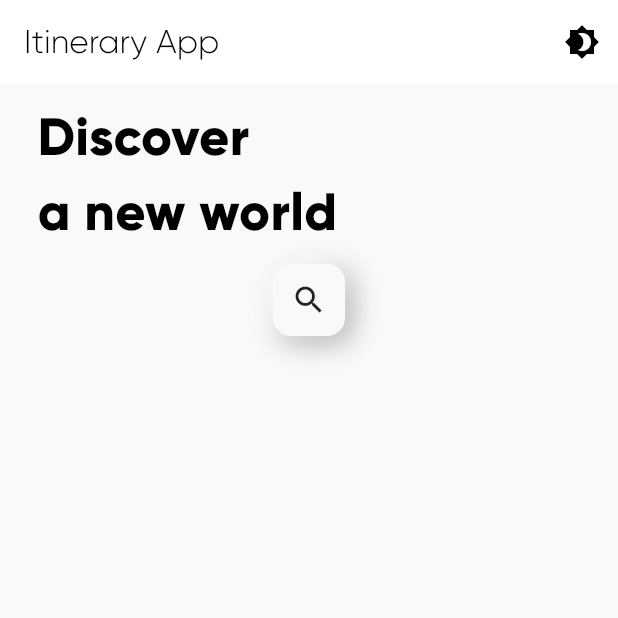
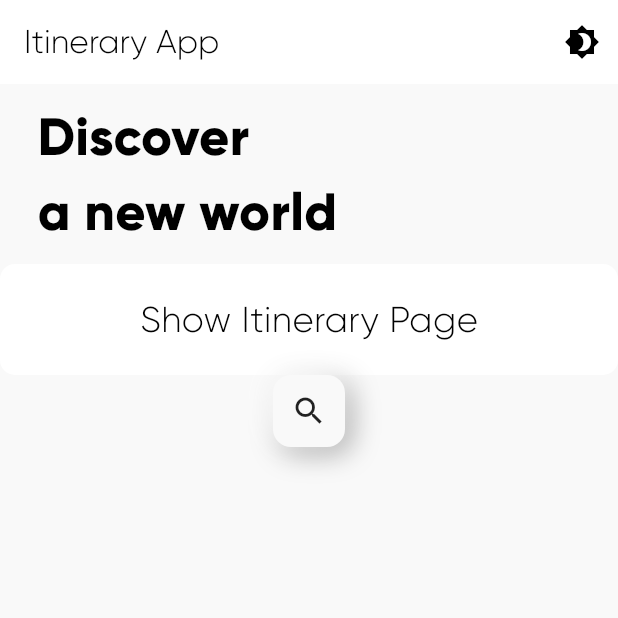
Before and after one commit to Mahesh1772/ItineraryApp, a Flutter app: the screen it shows after launch, on a phone screen of 412 x 824 dp, the top half of it. Run offline on Flutter 3.47's test engine with Material 3 defaults, Android fonts, the phone set to English and light mode, and no system bars.

Commit message:
Nuephemism button

```diff
--- a/itinerary_app/lib/pages/home_page.dart
+++ b/itinerary_app/lib/pages/home_page.dart
@@ -55,33 +55,32 @@ class _HomePageState extends State<HomePage> {
               ],
             ),
           ),
-          // InkWell(
-          //   onTap: () {
-          //     Navigator.push(
-          //       context,
-          //       MaterialPageRoute(
-          //         builder: (context) => const ItineraryPage(),
-          //       ),
-          //     );
-          //   },
-          //   child: Container(
-          //     decoration: BoxDecoration(
-          //       color: Theme.of(context).colorScheme.primary,
-          //       borderRadius: BorderRadius.circular(10),
-          //     ),
-          //     padding: const EdgeInsets.all(20),
-          //     child: Center(
-          //       child: Text(
-          //         'Show Itinerary Page',
-          //         style: TextStyle(
-          //           fontSize: 24,
-          //           color: Theme.of(context).colorScheme.secondary,
-          //         ),
-          //       ),
-          //     ),
-          //   ),
-          // ),
-
+          InkWell(
+            onTap: () {
+              Navigator.push(
+                context,
+                MaterialPageRoute(
+                  builder: (context) => ItineraryPage(),
+                ),
+              );
+            },
+            child: Container(
+              decoration: BoxDecoration(
+                color: Theme.of(context).colorScheme.primary,
+                borderRadius: BorderRadius.circular(10),
+              ),
+              padding: const EdgeInsets.all(20),
+              child: Center(
+                child: Text(
+                  'Show Itinerary Page',
+                  style: TextStyle(
+                    fontSize: 24,
+                    color: Theme.of(context).colorScheme.secondary,
+                  ),
+                ),
+              ),
+            ),
+          ),
           Center(child: NeumorphicBox(child: Icon(Icons.search))),
         ],
       ),
--- a/itinerary_app/lib/pages/itinerary_display_page.dart
+++ b/itinerary_app/lib/pages/itinerary_display_page.dart
@@ -20,6 +20,7 @@ class _ItineraryPageState extends State<ItineraryPage> {
   @override
   Widget build(BuildContext context) {
     return Scaffold(
+      backgroundColor: Theme.of(context).colorScheme.background,
       body: ListView.builder(
         itemCount: widget._itinerary.length,
         itemBuilder: (context, index) {
```
Also changed, not shown: itinerary_app/lib/pages/itenary_tiles.dart (+8 -3 lines).
